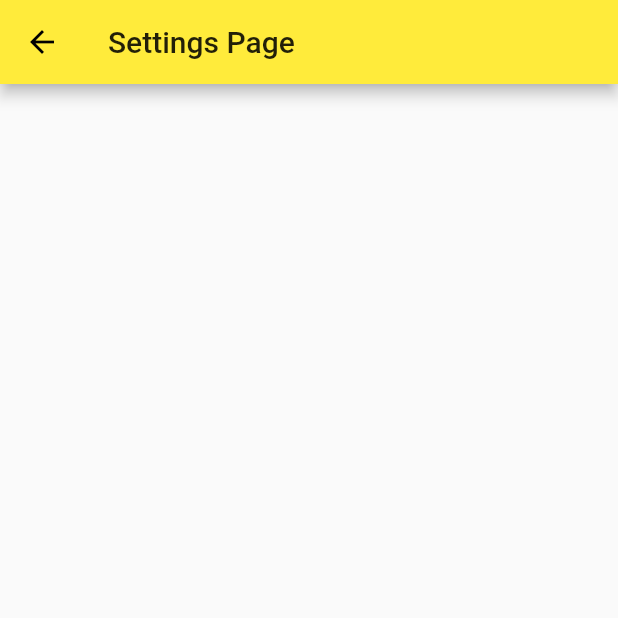
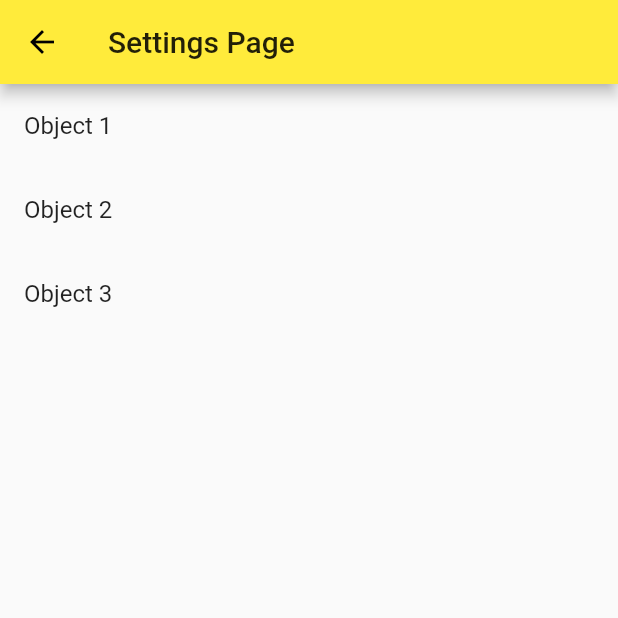
Before and after one commit to Furman950/neumont-planner, a Flutter app: the screen it shows after launch, in the side drawer, after a tap on "Settings", on a phone screen of 412 x 824 dp, the top half of it. Run offline on Flutter 3.47's test engine with Material 2 defaults, Android fonts, the phone set to English and light mode, and no system bars; network calls fail.

Commit message:
Update: Settings Layout & Filler

```diff
--- a/lib/pages/settings.dart
+++ b/lib/pages/settings.dart
@@ -12,6 +12,22 @@ class _SettingsPageState extends State<SettingsPage> {
       appBar: new AppBar(
         title: new Text('Settings Page'),
       ),
+      body: Column(
+        children: <Widget>[
+          new ListTile(
+            title: new Text('Object 1'),
+            onTap: () => print('Object 1 Pressed'),
+          ),
+          new ListTile(
+            title: new Text('Object 2'),
+            onTap: () => print('Object 2 Pressed'),
+          ),
+          new ListTile(
+            title: new Text('Object 3'),
+            onTap: () => print('Object 3 Pressed'),
+          ),
+        ],
+      ),
     );
   }
 }
```
